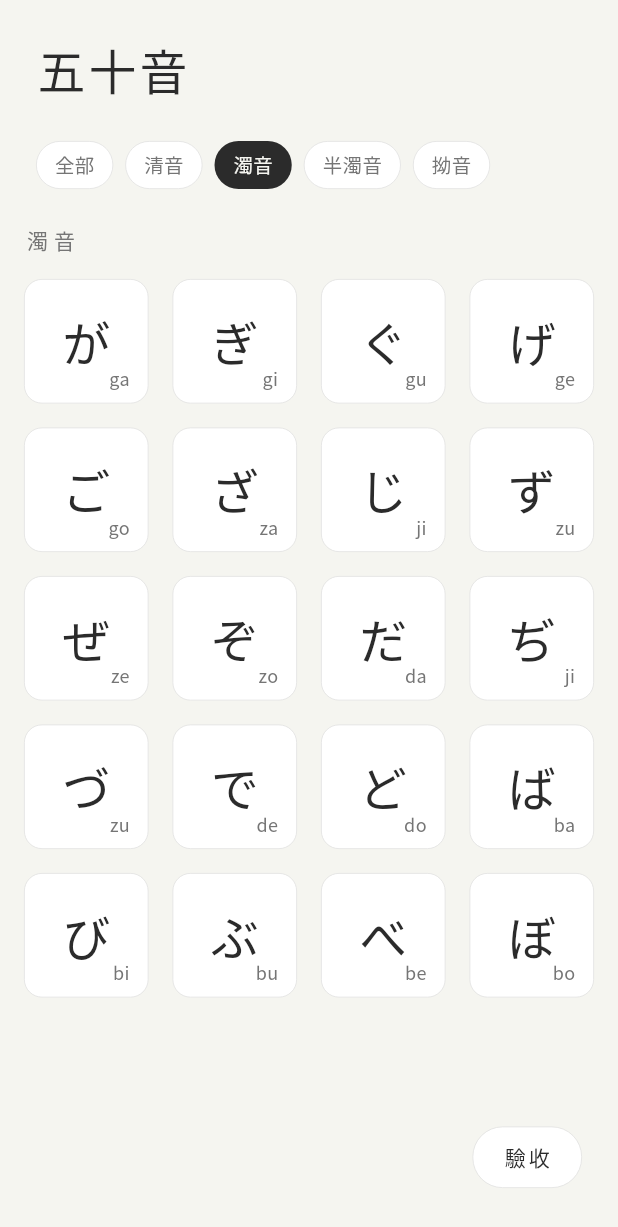
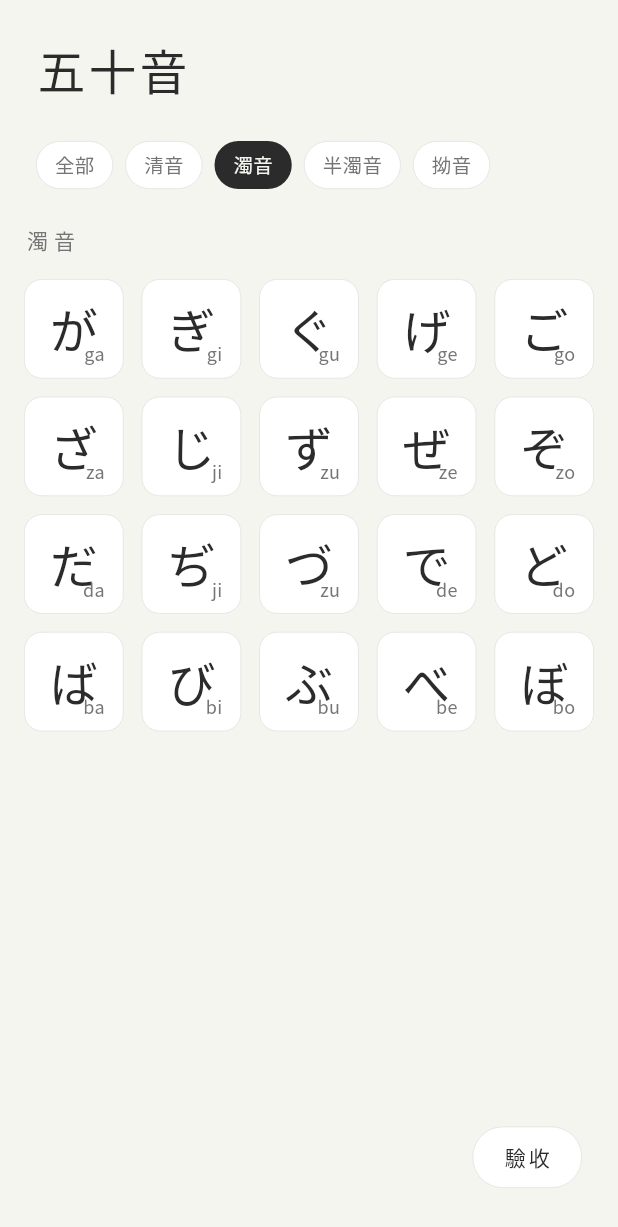
Before and after one commit to yenyen0318/jp_study_app, a Flutter app: the screen it shows after launch, after a tap on "濁音", on a phone screen of 412 x 824 dp. Shown: the top 1227 px of the screen. Run offline on Flutter 3.47's test engine with Material 3 defaults, Android fonts, the phone set to English and light mode, and no system bars; our stand-ins replace firebase_core, flutter_riverpod, flutter_tts, freezed_annotation, go_router, google_fonts and 1 more; accounts and stored records are empty; generated files the repository leaves out were written again.

Commit message:
fix(ui): enforce 5-column grid layout for kana list

```diff
--- a/lib/features/kana/presentation/pages/kana_list_page.dart
+++ b/lib/features/kana/presentation/pages/kana_list_page.dart
@@ -305,13 +305,16 @@ class _KanaGrid extends StatelessWidget {
 
   @override
   Widget build(BuildContext context) {
-    return GridView.builder(
+    return Center(
+      child: ConstrainedBox(
+        constraints: const BoxConstraints(maxWidth: 600),
+        child: GridView.builder(
           shrinkWrap: true,
           physics: const NeverScrollableScrollPhysics(),
-      gridDelegate: const SliverGridDelegateWithMaxCrossAxisExtent(
-        maxCrossAxisExtent: 100,
-        mainAxisSpacing: 16,
-        crossAxisSpacing: 16,
+          gridDelegate: const SliverGridDelegateWithFixedCrossAxisCount(
+            crossAxisCount: 5,
+            mainAxisSpacing: 12,
+            crossAxisSpacing: 12,
             childAspectRatio: 1.0,
           ),
           itemCount: kanaList.length,
@@ -341,6 +344,8 @@ class _KanaGrid extends StatelessWidget {
               },
             );
           },
+        ),
+      ),
     );
   }
 }
```
Lines whose indentation alone changed are shown as unchanged.
